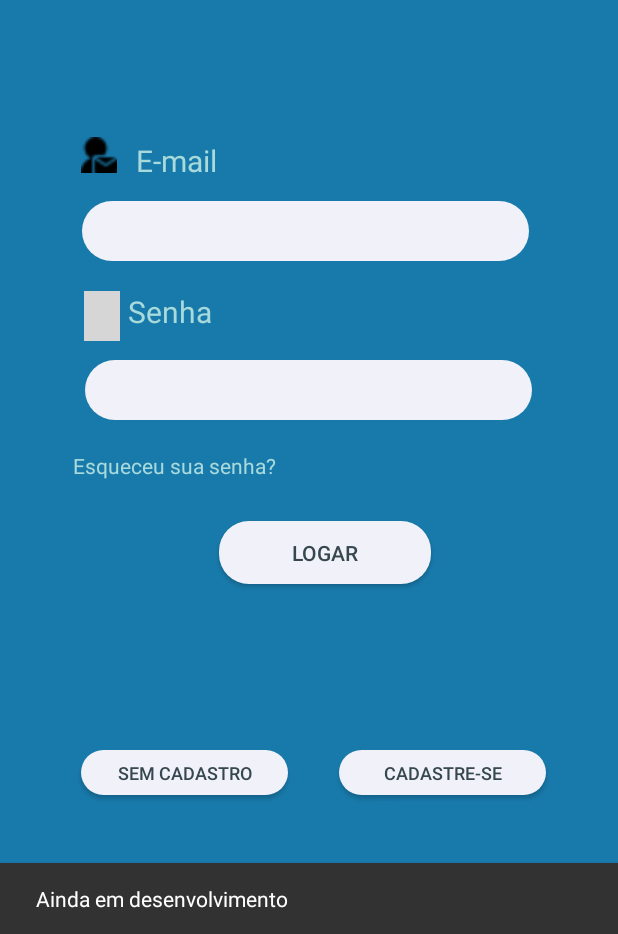
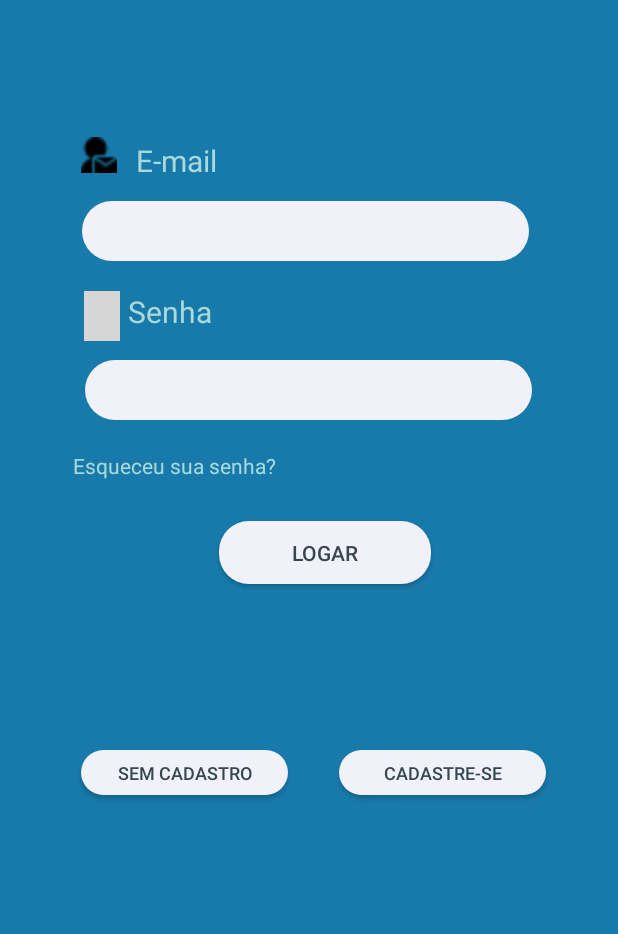
Before and after one commit to pcesar20/mercadIn, an Android app: the screen it shows after launch (MainActivity), after a tap on "LOGAR", on a phone screen of 412 x 824 dp, the part 302-1236 px from its top. Run offline under Robolectric (Android 15) with nearby library versions, the phone set to English and light mode, and no system bars; grey boxes are pictures that could not be loaded.

Commit message:
Feita correção na validação de usuário no acesso com senha adm e ajuste na criação da activity minhaDispensa com dialog.

```diff
--- a/app/src/main/java/br/com/pauloc/mercadin/MainActivity.java
+++ b/app/src/main/java/br/com/pauloc/mercadin/MainActivity.java
@@ -31,8 +31,25 @@ public class MainActivity extends AppCompatActivity {
         btnLogar.setOnClickListener(new View.OnClickListener(){
                                         @Override
                                         public void onClick(View v) {
-                                                    Snackbar.make(v, "Ainda em desenvolvimento", Snackbar.LENGTH_LONG)
+
+                                            String email = edtEmail.getText().toString();
+                                            String senha = edtSenha.getText().toString();
+                                            try {
+                                                if (email.equals("") || senha.equals("")){
+                                                    Toast toast = Toast.makeText(getApplicationContext(), "Campo obrigatório vazio", Toast.LENGTH_LONG);
+                                                    toast.show();
+                                                }
+                                                else if(email.equals("adm") && senha.equals("123")){
+                                                    Intent imd = new Intent(getApplicationContext(), MinhaDispensa.class);
+                                                    startActivity(imd);
+                                                } else{
+                                                    Snackbar.make(v, "Cadastro não encontrado", Snackbar.LENGTH_LONG)
                                                             .setAction("MercadIn", null).show();
+                                                }
+                                            } catch (Exception e){
+                                                e.printStackTrace();
+                                            }
+
 
                                         }
         }
--- a/app/src/main/res/values/strings.xml
+++ b/app/src/main/res/values/strings.xml
@@ -19,4 +19,5 @@
 
     <string name="hello_first_fragment">Hello first fragment</string>
     <string name="hello_second_fragment">Hello second fragment. Arg: %1$s</string>
+    <string name="cad_not_found">Cadastro não encontrado</string>
 </resources>
```
Also changed, not shown: app/src/main/java/br/com/pauloc/mercadin/AcessoSemCadastro.java (+5 -2 lines).
